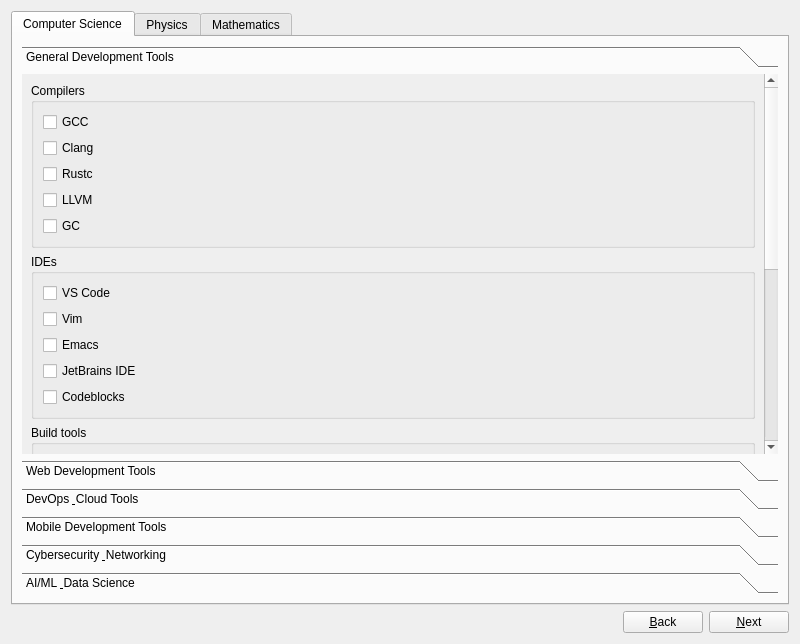
Before: the Qt Designer form packages.ui in n1cef/kraken_installer, drawn with Qt 5.
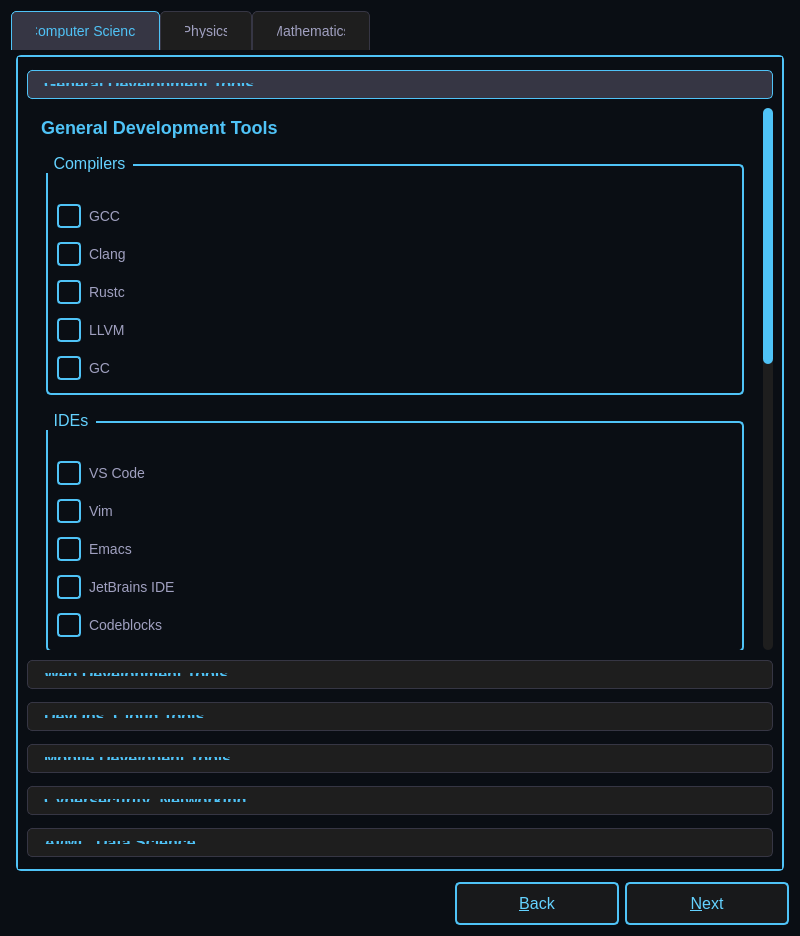
After: the same form once the commit is applied.

Diff of the .ui file:
```diff
--- a/packages.ui
+++ b/packages.ui
@@ -7,12 +7,134 @@
     <x>0</x>
     <y>0</y>
     <width>800</width>
-    <height>644</height>
+    <height>936</height>
    </rect>
   </property>
   <property name="windowTitle">
    <string>Package Selection</string>
   </property>
+  <property name="styleSheet">
+   <string notr="true">
+    /* Base Styles */
+    QWidget {
+        background-color: #0a0e14;
+        color: #ffffff;
+        font-family: 'SpaceMono Nerd Font';
+    }
+    
+    /* Tab Widget */
+    QTabWidget::pane {
+        border: 2px solid #4fc3f7;
+        border-radius: 5px;
+        margin: 5px;
+    }
+    QTabBar::tab {
+        background: #1e1e1e;
+        color: #a0a0c0;
+        padding: 12px 24px;
+        border: 1px solid #363644;
+        border-bottom: none;
+        border-top-left-radius: 5px;
+        border-top-right-radius: 5px;
+        font-size: 14px;
+    }
+    QTabBar::tab:selected {
+        background: #363644;
+        color: #4fc3f7;
+        border-color: #4fc3f7;
+    }
+    QTabBar::tab:hover {
+        background: #2d2d39;
+    }
+    
+    /* Group Boxes */
+    QGroupBox {
+        color: #64d2ff;
+        font-size: 16px;
+        border: 2px solid #4fc3f7;
+        border-radius: 5px;
+        margin: 10px;
+        padding-top: 25px;
+    }
+    QGroupBox::title {
+        subcontrol-origin: margin;
+        left: 10px;
+        padding: 0 5px;
+    }
+    
+    /* Checkboxes */
+    QCheckBox {
+        color: #a0a0c0;
+        spacing: 8px;
+        font-size: 14px;
+        margin: 4px 0;
+    }
+    QCheckBox::indicator {
+        width: 20px;
+        height: 20px;
+        border: 2px solid #4fc3f7;
+        border-radius: 4px;
+    }
+    QCheckBox::indicator:checked {
+        background-color: #4fc3f7;
+    }
+    QCheckBox:hover {
+        color: #ffffff;
+    }
+    
+    /* Tool Box */
+    QToolBox::tab {
+        background: #1e1e1e;
+        color: #a0a0c0;
+        padding: 12px;
+        border: 1px solid #363644;
+        border-radius: 5px;
+        margin: 4px 0;
+        font-size: 14px;
+    }
+    QToolBox::tab:selected {
+        background: #363644;
+        color: #4fc3f7;
+        border-color: #4fc3f7;
+    }
+    QToolBox::tab:hover {
+        background: #2d2d39;
+    }
+    
+    /* Scroll Bars */
+    QScrollBar:vertical {
+        background: #1e1e1e;
+        width: 10px;
+        border-radius: 5px;
+    }
+    QScrollBar::handle:vertical {
+        background: #4fc3f7;
+        min-height: 20px;
+        border-radius: 5px;
+    }
+    QScrollBar::add-line:vertical, QScrollBar::sub-line:vertical {
+        border: none;
+        background: none;
+    }
+    
+    /* Buttons */
+    QPushButton {
+        color: #64d2ff;
+        background-color: rgba(30, 30, 30, 0.7);
+        border: 2px solid #4fc3f7;
+        border-radius: 5px;
+        padding: 10px 30px;
+        font-size: 16px;
+        min-width: 100px;
+    }
+    QPushButton:hover {
+        background-color: rgba(79, 195, 247, 0.2);
+    }
+    QPushButton:pressed {
+        background-color: rgba(79, 195, 247, 0.4);
+    }
+   </string>
+  </property>
   <layout class="QVBoxLayout" name="verticalLayout">
    <item>
     <widget class="QTabWidget" name="tabWidget">
@@ -26,19 +148,54 @@
       <layout class="QVBoxLayout" name="verticalLayout_CS">
        <item>
         <widget class="QToolBox" name="toolBoxCS">
+         <property name="styleSheet">
+          <string notr="true">
+            /* TAB STYLES */
+            QToolBox::tab {
+                background: #1e1e1e;
+                color: #a0a0c0;
+                padding: 12px;
+                border: 1px solid #363644;
+                border-radius: 5px;
+                margin: 4px 0;
+                min-height: 60px;
+                font-size: 12px;
+                white-space: pre-wrap;
+            }
+      
+            QToolBox::tab:selected {
+                background: #363644;
+                color: #4fc3f7;
+                border-color: #4fc3f7;
+            }
+      
+            /* FIRST LINE = TITLE */
+            QToolBox::tab::first-line {
+                font-size: 16px;
+                font-weight: bold;
+                color: #4fc3f7;
+                display: block;
+                margin-bottom: 3px;
+            }
+          </string>
+         </property>
          <widget class="QWidget" name="pageGeneralDev">
-          <property name="geometry">
-           <rect>
-            <x>0</x>
-            <y>0</y>
-            <width>746</width>
-            <height>0</height>
-           </rect>
-          </property>
+          
           <attribute name="label">
-           <string>General Development Tools</string>
+            <string>General Development Tools
+                Compilers • IDEs • Build Tools • Version Control</string>
           </attribute>
           <layout class="QVBoxLayout" name="verticalLayout_GeneralDev">
+           <item>
+            <widget class="QLabel" name="lblGeneralDevTitle">
+             <property name="styleSheet">
+              <string notr="true">font-size: 18px; color: #4fc3f7; font-weight: bold; margin-bottom: 10px;</string>
+             </property>
+             <property name="text">
+              <string>General Development Tools</string>
+             </property>
+            </widget>
+           </item>
            <item>
             <widget class="QGroupBox" name="groupCompilers">
              <property name="title">
@@ -236,7 +393,8 @@
            </rect>
           </property>
           <attribute name="label">
-            <string>Web Development Tools</string>
+            <string>Web Development Tools
+                Frameworks • Package Managers • Testing • Databases</string>
           </attribute>
           <layout class="QVBoxLayout" name="verticalLayout_WebDev">
            <item>
@@ -420,7 +578,8 @@
            </rect>
           </property>
           <attribute name="label">
-            <string>DevOps &amp; Cloud Tools</string>
+            <string>DevOps &amp; Cloud Tools
+                Containers • IaC • Monitoring • Cloud CLIs</string>
           </attribute>
           <layout class="QVBoxLayout" name="verticalLayout_DevOpsCloud">
            <item>
@@ -555,7 +714,8 @@
            </rect>
           </property>
           <attribute name="label">
-           <string>Mobile Development Tools</string>
+            <string>Mobile Developent Tools
+                Frameworks • Package Managers • Testing • Databases</string>
           </attribute>
           <layout class="QVBoxLayout" name="verticalLayout_MobileDev">
            <item>
@@ -600,7 +760,9 @@
            </rect>
           </property>
           <attribute name="label">
-           <string>Cybersecurity &amp; Networking</string>
+           
+           <string>Cybersecurity &amp; Networking
+            Frameworks • Package Managers • Testing • Databases</string>
           </attribute>
           <layout class="QVBoxLayout" name="verticalLayout_CyberSecNet">
            <item>
@@ -726,7 +888,9 @@
            </rect>
           </property>
           <attribute name="label">
-           <string>AI/ML &amp; Data Science</string>
+          
+           <string>AI/ML &amp; Data Science
+            Frameworks • Package Managers • Testing • Databases</string>
           </attribute>
           <layout class="QVBoxLayout" name="verticalLayout_MLAIDatascience">
            <item>
```
Left out of the diff: 65 changed lines with no effect on the pictures.
